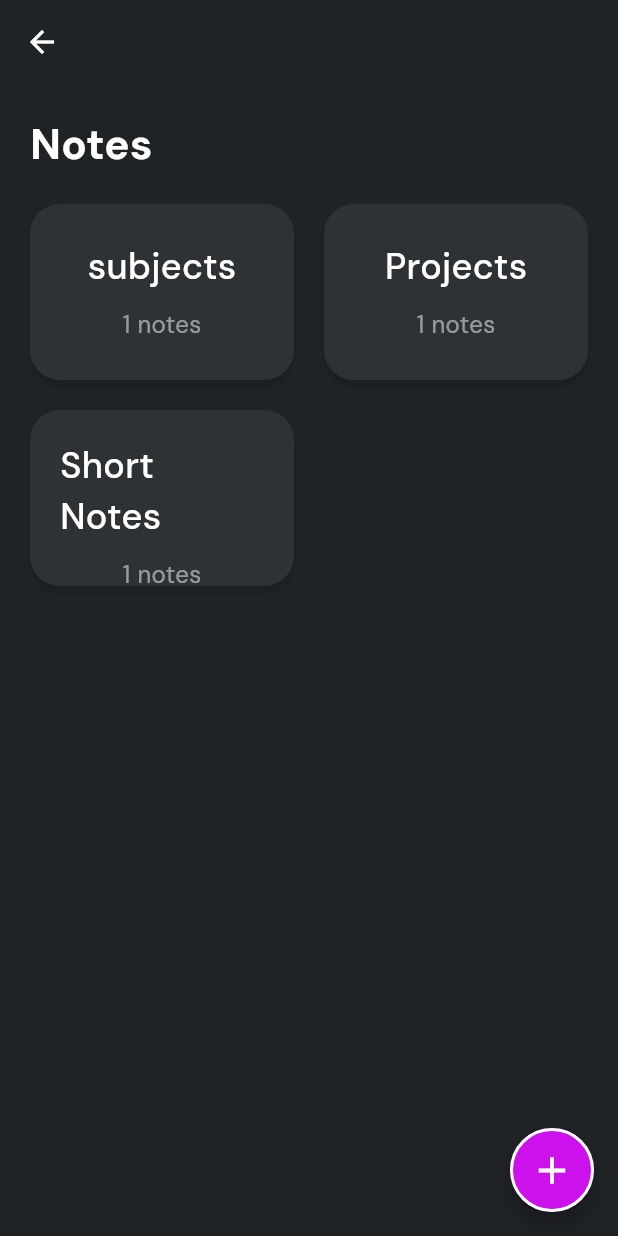
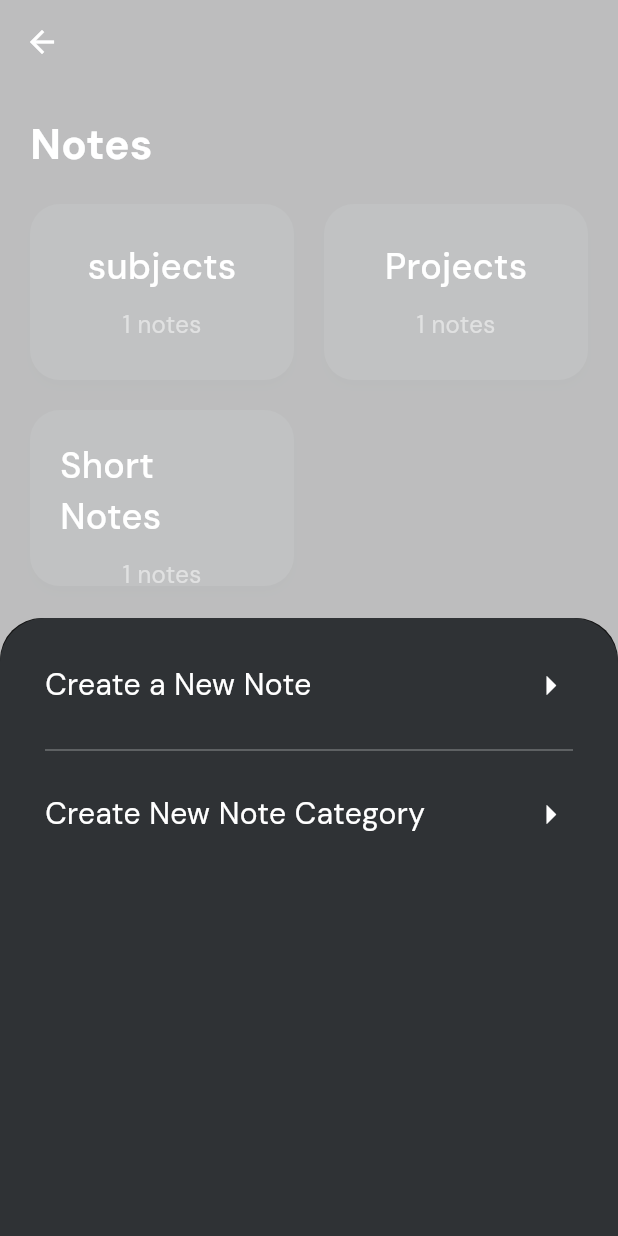
Before and after one commit to AkelaDumindu/flutter_app4_UniNoteMaster, a Flutter app: the NotePage screen opened by its route, after a tap on the "add" icon, on a phone screen of 412 x 824 dp. Run offline on Flutter 3.47's test engine with Material 3 defaults, Android fonts, the phone set to English and light mode, and no system bars; our stand-ins replace go_router, google_fonts, hive, hive_flutter; accounts and stored records are empty.

Commit message:
created bottom modal sheet

```diff
--- a/lib/pages/note_page.dart
+++ b/lib/pages/note_page.dart
@@ -6,6 +6,7 @@ import 'package:flutter_app4_uninotemaster/utils/constant.dart';
 import 'package:flutter_app4_uninotemaster/utils/router_pages.dart';
 import 'package:flutter_app4_uninotemaster/utils/text_style.dart';
 import 'package:flutter_app4_uninotemaster/widget/notes_card.dart';
+import 'package:flutter_app4_uninotemaster/widget/open_bottom_sheet.dart';
 
 class NotePage extends StatefulWidget {
   const NotePage({super.key});
@@ -49,6 +50,33 @@ class _NotePageState extends State<NotePage> {
     print(notesWithCategory);
   }
 
+  //open bottom sheet
+  void openBottomSheet() {
+    showModalBottomSheet(
+      //after opening modal back ground of note page
+      barrierColor: AppColors.kWhiteColor.withOpacity(0.7),
+      context: context,
+      builder: (context) {
+        return OpenBottomSheetWidget(
+          onNewNote: () {
+            //after click close modal
+            Navigator.pop(context);
+
+            // if extra value is false already have a category so go to create new note, as well as go to same page change according to the bool value, parameter assign according to the cretae new note page
+            RouterClass.router.push("/create-note", extra: false);
+          },
+          onNewCategory: () {
+            //after click close modal
+            Navigator.pop(context);
+
+            // if extra value is true, should create category for that so go to create new category, as well as go to same page change according to the bool value, parameter assign according to the cretae new note page
+            RouterClass.router.push("/create-note", extra: true);
+          },
+        );
+      },
+    );
+  }
+
   @override
   Widget build(BuildContext context) {
     return Scaffold(
@@ -62,7 +90,9 @@ class _NotePageState extends State<NotePage> {
         ),
       ),
       floatingActionButton: FloatingActionButton(
-        onPressed: () {},
+        onPressed: () {
+          openBottomSheet();
+        },
         shape: RoundedRectangleBorder(
           borderRadius: const BorderRadius.all(
             Radius.circular(100),
--- a/lib/utils/router_pages.dart
+++ b/lib/utils/router_pages.dart
@@ -1,5 +1,6 @@
 import 'package:flutter/material.dart';
 import 'package:flutter_app4_uninotemaster/pages/assignment_page.dart';
+import 'package:flutter_app4_uninotemaster/pages/create_new_note.dart';
 import 'package:flutter_app4_uninotemaster/pages/homepage.dart';
 import 'package:flutter_app4_uninotemaster/pages/note_by_category.dart';
 import 'package:flutter_app4_uninotemaster/pages/note_page.dart';
@@ -48,6 +49,18 @@ class RouterClass {
           final String category = state.extra as String;
           return NoteByCategory(category: category);
         },
+      ),
+
+      // create new category
+      GoRoute(
+        name: "create-note",
+        path: "/create-note",
+        builder: (context, state) {
+          final isNewCategoryPage = state.extra as bool;
+          return CreateNewNotePage(
+            isNewCategory: isNewCategoryPage,
+          );
+        },
       )
     ],
   );
--- a/lib/widget/note_category_card.dart
+++ b/lib/widget/note_category_card.dart
@@ -59,11 +59,11 @@ class _NoteCategoryCardState extends State<NoteCategoryCard> {
               overflow: TextOverflow.ellipsis,
             ),
             Text(
-              widget.title,
+              widget.categoryContent,
               style: AppTextStyles.appDescriptionSmall.copyWith(
                 color: AppColors.kWhiteColor.withOpacity(0.5),
               ),
-              maxLines: 1,
+              maxLines: 6,
               overflow: TextOverflow.ellipsis,
               textAlign: TextAlign.left,
             ),
--- /dev/null
+++ b/lib/widget/open_bottom_sheet.dart
@@ -0,0 +1,83 @@
+import 'package:flutter/material.dart';
+import 'package:flutter_app4_uninotemaster/utils/colors.dart';
+import 'package:flutter_app4_uninotemaster/utils/constant.dart';
+import 'package:flutter_app4_uninotemaster/utils/text_style.dart';
+
+class OpenBottomSheetWidget extends StatefulWidget {
+  final Function() onNewNote;
+  final Function() onNewCategory;
+  const OpenBottomSheetWidget({
+    super.key,
+    required this.onNewNote,
+    required this.onNewCategory,
+  });
+
+  @override
+  State<OpenBottomSheetWidget> createState() => _OpenBottomSheetWidgetState();
+}
+
+class _OpenBottomSheetWidgetState extends State<OpenBottomSheetWidget> {
+  @override
+  Widget build(BuildContext context) {
+    return Container(
+      width: double.infinity,
+      height: MediaQuery.of(context).size.height * 0.5,
+      decoration: BoxDecoration(
+        borderRadius: const BorderRadius.only(
+          topLeft: Radius.circular(30),
+          topRight: Radius.circular(30),
+        ),
+        color: AppColors.kCardColor,
+      ),
+      child: Padding(
+        padding: const EdgeInsets.all(AppConstants.kDefaultPadding * 1.5),
+        child: Column(
+          children: [
+            GestureDetector(
+              onTap: widget.onNewNote,
+              child: const Row(
+                mainAxisAlignment: MainAxisAlignment.spaceBetween,
+                children: [
+                  Text(
+                    "Create a New Note",
+                    style: AppTextStyles.appDescription,
+                  ),
+                  Icon(
+                    Icons.arrow_right_outlined,
+                    size: 30,
+                  ),
+                ],
+              ),
+            ),
+            const SizedBox(
+              height: 20,
+            ),
+            Divider(
+              thickness: 1,
+              color: AppColors.kWhiteColor.withOpacity(0.3),
+            ),
+            const SizedBox(
+              height: 20,
+            ),
+            GestureDetector(
+              onTap: widget.onNewCategory,
+              child: const Row(
+                mainAxisAlignment: MainAxisAlignment.spaceBetween,
+                children: [
+                  Text(
+                    "Create New Note Category",
+                    style: AppTextStyles.appDescription,
+                  ),
+                  Icon(
+                    Icons.arrow_right_outlined,
+                    size: 30,
+                  ),
+                ],
+              ),
+            ),
+          ],
+        ),
+      ),
+    );
+  }
+}
```
Also changed, not shown: lib/pages/create_new_note.dart (added, +22 -0 lines), lib/pages/note_by_category.dart (+17 -20 lines).
